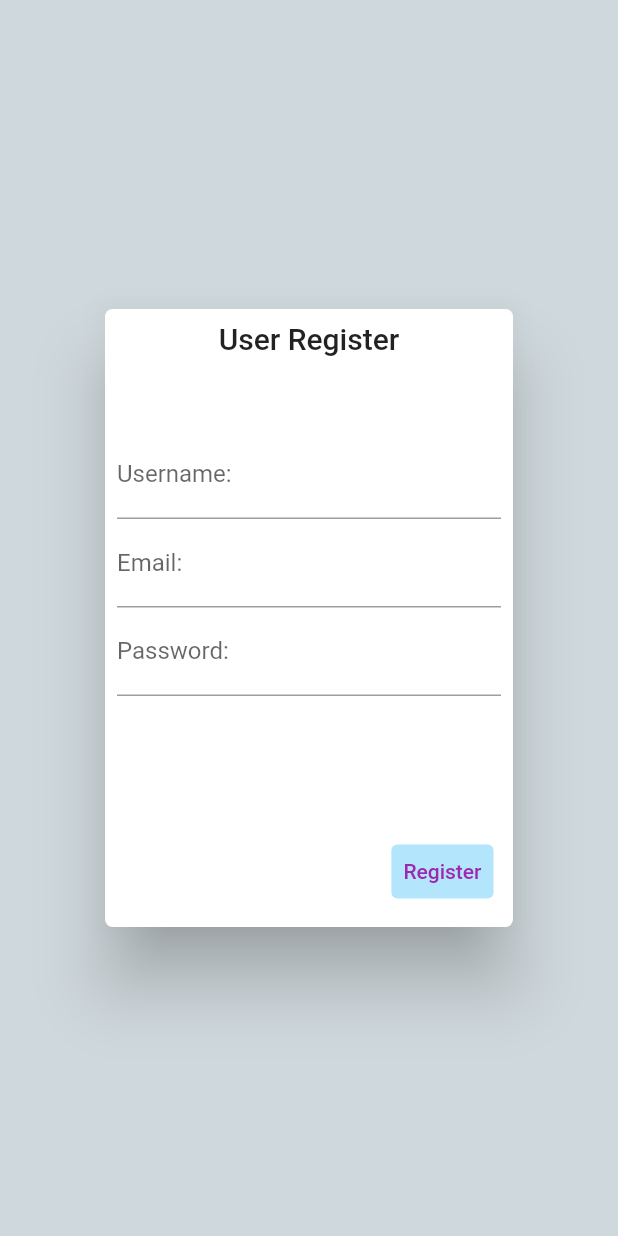
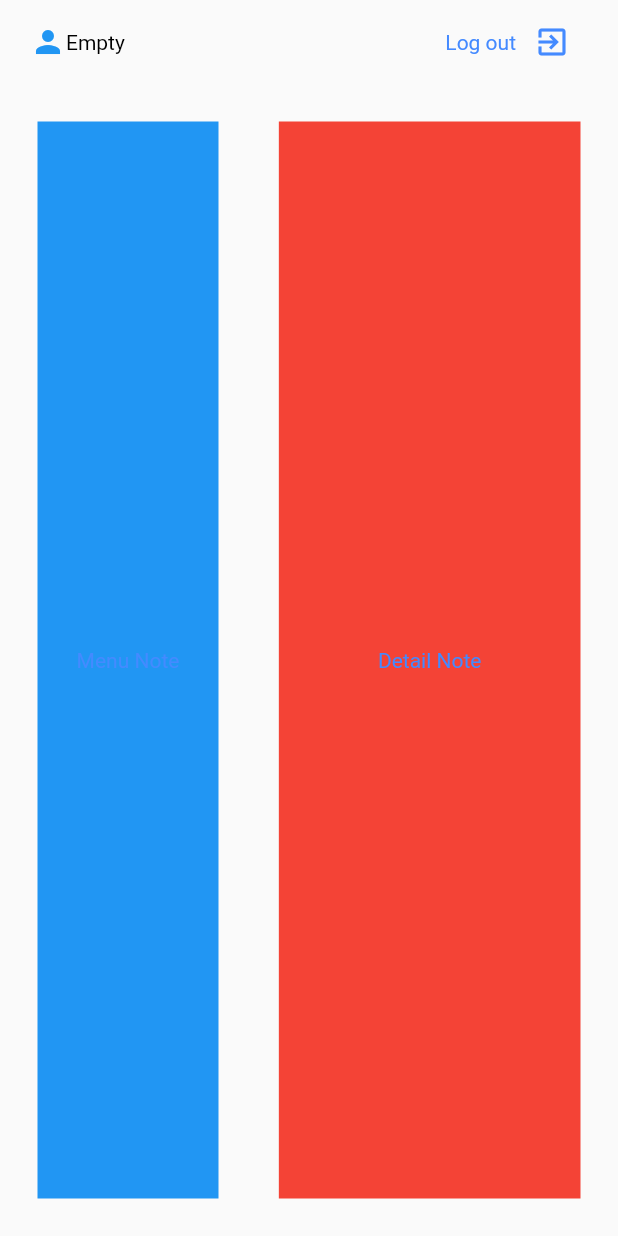
Before and after one commit to jpgotopo/noteapp, a Flutter app: the screen it shows after launch, on a phone screen of 412 x 824 dp. Run offline on Flutter 3.47's test engine with Material 2 defaults, Android fonts, the phone set to English and light mode, and no system bars.

Commit message:
Reestructurando el HomePage

```diff
--- a/lib/main.dart
+++ b/lib/main.dart
@@ -1,4 +1,5 @@
 import 'package:flutter/material.dart';
+import 'package:notes_app/pages/home_page.dart';
 import 'package:notes_app/pages/register_page.dart';
 import 'package:notes_app/widgets/customHyperLink_widget.dart';
 import 'package:provider/provider.dart';
@@ -13,16 +14,14 @@ class MyApp extends StatelessWidget {
   @override
   Widget build(BuildContext context) {
     return MultiProvider(
-      providers:[
+      providers: [
         //user provider
-        Provider<User>(
-          create:(context) => new User()
-        )
+        Provider<User>(create: (context) => new User())
       ],
       child: MaterialApp(
         title: "Note App",
         debugShowCheckedModeBanner: false,
-        home: RegisterPage(),
+        home: HomePage(),
       ),
     );
   }
--- /dev/null
+++ b/lib/pages/home_page.dart
@@ -0,0 +1,46 @@
+import 'package:flutter/material.dart';
+import 'package:notes_app/models/user_model.dart';
+import 'package:notes_app/widgets/DetailNote_widget.dart';
+import 'package:provider/provider.dart';
+import 'package:notes_app/widgets/MenuNote_widget.dart';
+
+class HomePage extends StatelessWidget {
+  @override
+  Widget build(BuildContext context) {
+    return Scaffold(
+        appBar: _customAppbar(context),
+        body: Container(
+            padding: EdgeInsets.all(25),
+            child: Row(children: [
+              Expanded(flex: 3, child: menuNote()),
+              Expanded(flex: 1, child: Container(color: Colors.transparent)),
+              Expanded(flex: 5, child: detailNote())
+            ])));
+  }
+
+  _customAppbar(BuildContext context) {
+    return AppBar(
+        backgroundColor: Colors.transparent,
+        elevation: 0.0,
+        automaticallyImplyLeading: false,
+        actions: [
+          Padding(
+              padding: EdgeInsets.only(left: 20.0),
+              child: Icon(Icons.person, color: Colors.blue)),
+          Center(
+            child: Text(Provider.of<User>(context, listen: false).username,
+                style: TextStyle(color: Colors.black)),
+          ),
+          Spacer(),
+          Center(
+              child:
+                  Text("Log out", style: TextStyle(color: Colors.blueAccent))),
+          IconButton(
+              onPressed: () {},
+              icon: Icon(Icons.exit_to_app, color: Colors.blueAccent)),
+          Container(
+            width: 20.0,
+          )
+        ]);
+  }
+}
--- /dev/null
+++ b/lib/widgets/DetailNote_widget.dart
@@ -0,0 +1,9 @@
+import 'package:flutter/material.dart';
+
+Widget detailNote() {
+  return Container(
+      color: Colors.red,
+      child: Center(
+          child:
+              Text("Detail Note", style: TextStyle(color: Colors.blueAccent))));
+}
--- /dev/null
+++ b/lib/widgets/MenuNote_widget.dart
@@ -0,0 +1,9 @@
+import 'package:flutter/material.dart';
+
+Widget menuNote() {
+  return Container(
+      color: Colors.blue,
+      child: Center(
+          child:
+              Text("Menu Note", style: TextStyle(color: Colors.blueAccent))));
+}
```
